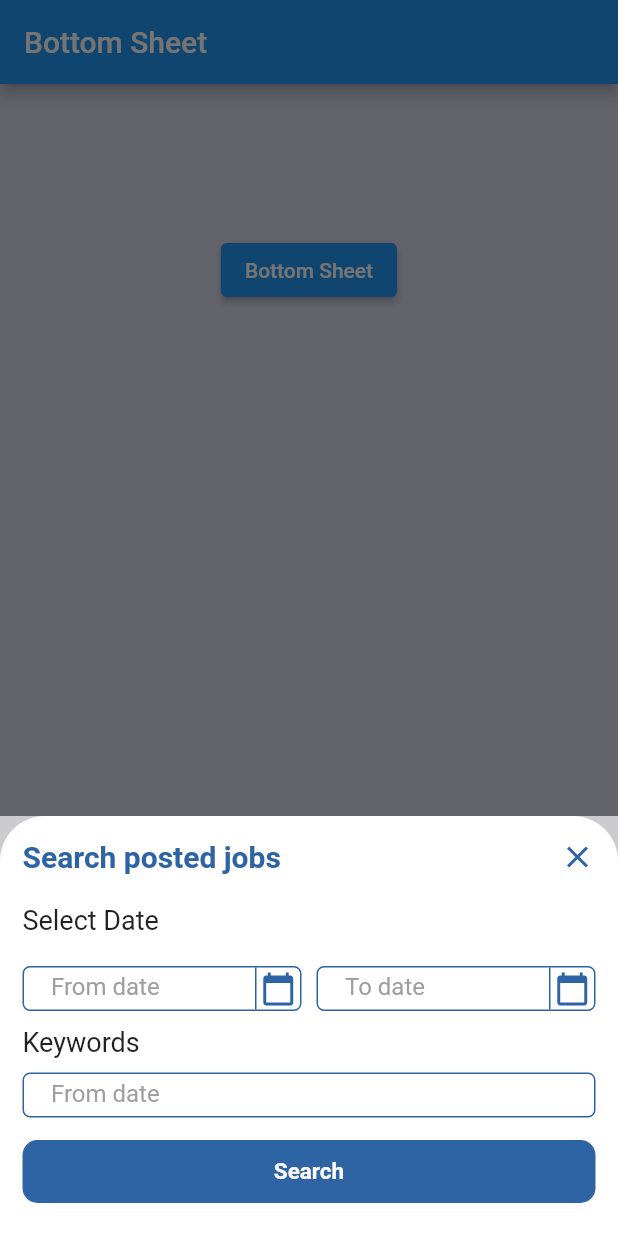
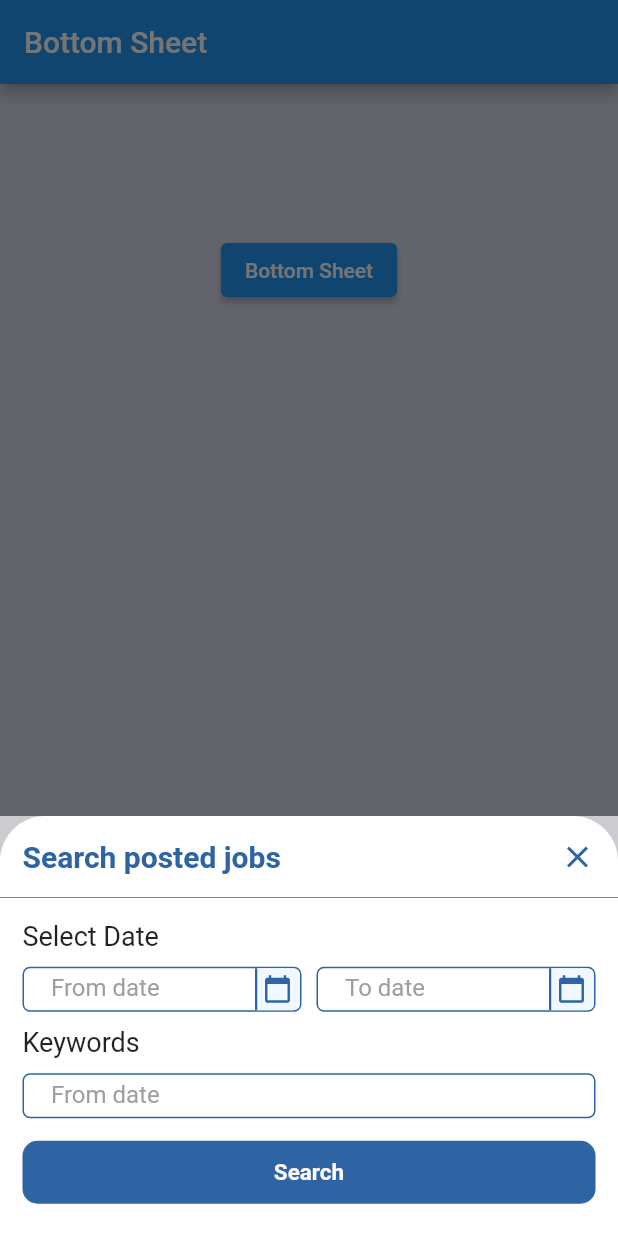
Before and after one commit to nahian0/bottomsheet, a Flutter app: the screen it shows after launch, after a tap on "Bottom Sheet", on a phone screen of 412 x 824 dp. Run offline on Flutter 3.47's test engine with Material 2 defaults, Android fonts, the phone set to English and light mode, and no system bars.

Commit message:
some modification

```diff
--- a/lib/bottomSheet.dart
+++ b/lib/bottomSheet.dart
@@ -117,11 +117,13 @@ Widget _bottomSheet(
         borderRadius: BorderRadius.only(
             topLeft: Radius.circular(30), topRight: Radius.circular(30))),
     child: Container(
-      padding: EdgeInsets.all(15),
+      padding: EdgeInsets.only(top: 15, bottom: 15),
       child: Column(
         crossAxisAlignment: CrossAxisAlignment.start,
         children: <Widget>[
-          Row(
+          Container(
+            padding: EdgeInsets.only(left: 15, right: 15),
+            child: Row(
               mainAxisAlignment: MainAxisAlignment.spaceBetween,
               children: [
                 Text("Search posted jobs",
@@ -141,24 +143,40 @@ Widget _bottomSheet(
                 )
               ],
             ),
+          ),
           SizedBox(
-            height: 20,
+            height: 15,
           ),
           Container(
+            padding: EdgeInsets.zero,
+            child: Container(
+              height: 0.5,
+              color: Color(0xff2e64a4),
+            ),
+          ),
+          SizedBox(
+            height: 15,
+          ),
+          Container(
+            padding: EdgeInsets.only(left: 15, right: 15),
             child: Text(
               "Select Date",
               style: TextStyle(fontSize: 18),
             ),
           ),
           SizedBox(
-            height: 20,
+            height: 10,
           ),
-          _textFields(context, fromDatecontroller, selectFromDate,
+          Container(
+            padding: EdgeInsets.only(left: 15, right: 15),
+            child: _textFields(context, fromDatecontroller, selectFromDate,
                 todatecontroller, selectToDate),
+          ),
           SizedBox(
             height: 10,
           ),
           Container(
+            padding: EdgeInsets.only(left: 15, right: 15),
             child: Text(
               "Keywords",
               style: TextStyle(fontSize: 18),
@@ -167,7 +185,9 @@ Widget _bottomSheet(
           SizedBox(
             height: 10,
           ),
-          Row(
+          Container(
+            padding: EdgeInsets.only(left: 15, right: 15),
+            child: Row(
               children: [
                 Expanded(
                   child: Container(
@@ -195,10 +215,13 @@ Widget _bottomSheet(
                 ),
               ],
             ),
+          ),
           SizedBox(
             height: 15,
           ),
-          Row(
+          Container(
+            padding: EdgeInsets.only(left: 15, right: 15),
+            child: Row(
               children: [
                 Expanded(
                   child: InkWell(
@@ -230,6 +253,7 @@ Widget _bottomSheet(
                 ),
               ],
             ),
+          ),
         ],
       ),
     ),
@@ -250,7 +274,9 @@ Widget _textFields(
           child: Container(
             height: 30,
             decoration: BoxDecoration(
-              border: Border.all(color: Color(0xff2e64a4)),
+              border: Border.all(
+                color: Color(0xff2e64a4),
+              ),
               borderRadius: BorderRadius.circular(5),
             ),
             child: Row(
@@ -270,20 +296,39 @@ Widget _textFields(
                   height: 30,
                   width: 30,
                   decoration: BoxDecoration(
-                    border: Border(
-                      left: BorderSide(color: Color(0xff2e64a4)),
+                    color: Color(0xfff2f8ff),
+                    borderRadius: BorderRadius.only(
+                      topRight: Radius.circular(5),
+                      bottomRight: Radius.circular(5),
                     ),
                   ),
-                  child: Center(
+                  child: Stack(
+                    children: [
+                      Positioned.fill(
+                        child: Container(
+                          decoration: BoxDecoration(
+                            border: Border(
+                              left: BorderSide(
+                                color: Color(0xff2e64a4),
+                                width: 1.5,
+                              ),
+                            ),
+                          ),
+                        ),
+                      ),
+                      Center(
                         child: InkWell(
                           onTap: () => selectfromDate(context),
                           child: Container(
                             child: Icon(
                               Icons.calendar_today,
+                              size: 20,
                               color: Color(0xff2e64a4),
                             ),
                           ),
                         ),
+                      ),
+                    ],
                   ),
                 ),
               ],
@@ -316,20 +361,39 @@ Widget _textFields(
                   height: 30,
                   width: 30,
                   decoration: BoxDecoration(
-                    border: Border(
-                      left: BorderSide(color: Color(0xff2e64a4)),
+                    color: Color(0xfff2f8ff),
+                    borderRadius: BorderRadius.only(
+                      topRight: Radius.circular(5),
+                      bottomRight: Radius.circular(5),
                     ),
                   ),
-                  child: Center(
+                  child: Stack(
+                    children: [
+                      Positioned.fill(
+                        child: Container(
+                          decoration: BoxDecoration(
+                            border: Border(
+                              left: BorderSide(
+                                color: Color(0xff2e64a4),
+                                width: 1.5,
+                              ),
+                            ),
+                          ),
+                        ),
+                      ),
+                      Center(
                         child: InkWell(
                           onTap: () => selecttoDate(context),
                           child: Container(
                             child: Icon(
                               Icons.calendar_today,
+                              size: 20,
                               color: Color(0xff2e64a4),
                             ),
                           ),
                         ),
+                      ),
+                    ],
                   ),
                 ),
               ],
```
Lines whose indentation alone changed are shown as unchanged.
